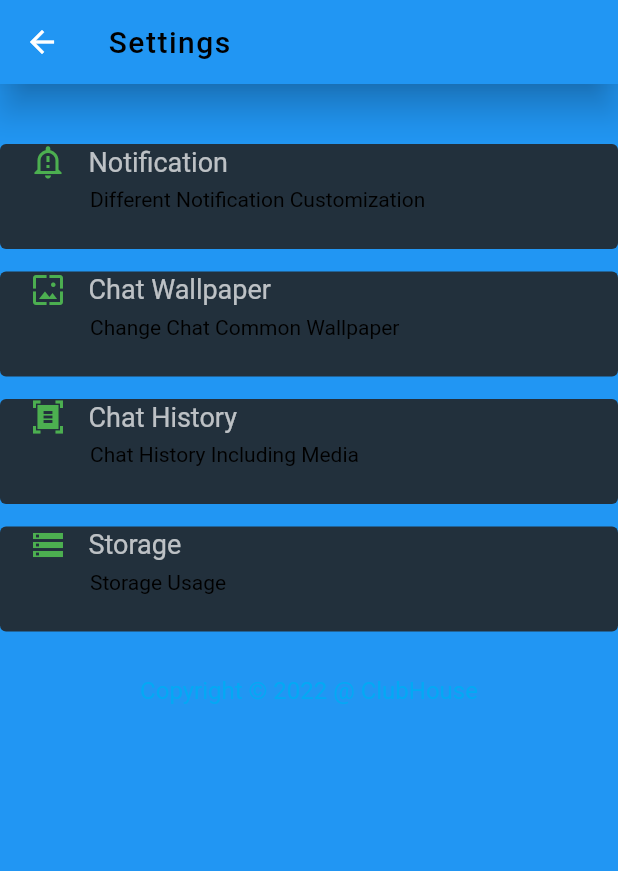
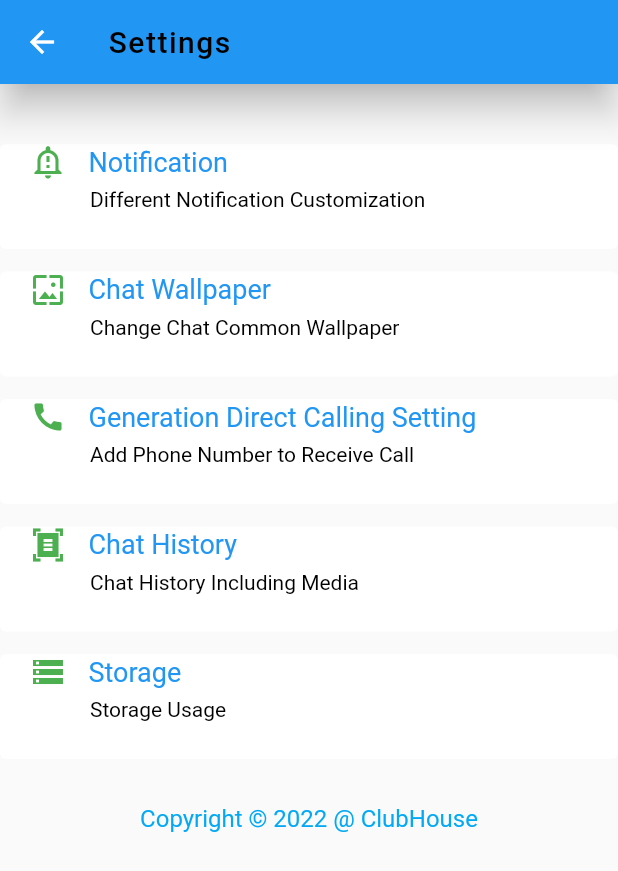
Before and after one commit to DavinderSingh-ds/clubhouse, a Flutter app: the SettingsWindow screen opened directly, on a phone screen of 412 x 824 dp. Shown: the top 871 px of the screen. Run offline on Flutter 3.47's test engine with Material 2 defaults, Android fonts, the phone set to English and light mode, and no system bars; our stand-ins replace cloud_firestore, dio, emoji_picker_flutter, file_picker, firebase_auth, firebase_core and 15 more; missing offline and left inert: circle_list, flutter_facebook_auth, pdf_viewer_plugin, record; accounts and stored records are empty; Roboto replaces fonts that are missing (Lora).

Commit message:
Changing_laout

```diff
--- a/lib/FrontEnd/MenuScreens/settings_screen.dart
+++ b/lib/FrontEnd/MenuScreens/settings_screen.dart
@@ -18,7 +18,6 @@ class _SettingsWindowState extends State<SettingsWindow> {
   @override
   Widget build(BuildContext context) {
     return Scaffold(
-      backgroundColor: Colors.blue,
       appBar: AppBar(
         elevation: 10.0,
         shadowColor: Colors.black,
@@ -49,13 +48,13 @@ class _SettingsWindowState extends State<SettingsWindow> {
               mainText: 'Chat Wallpaper',
               icon: Icons.wallpaper_outlined,
               smallDescription: 'Change Chat Common Wallpaper'),
-          // const SizedBox(
-          //   height: 15.0,
-          // ),
-          // everySettingsItem(
-          //     mainText: 'Generation Direct Calling Setting',
-          //     icon: Icons.call,
-          //     smallDescription: 'Add Phone Number to Receive Call'),
+          const SizedBox(
+            height: 15.0,
+          ),
+          everySettingsItem(
+              mainText: 'Generation Direct Calling Setting',
+              icon: Icons.call,
+              smallDescription: 'Add Phone Number to Receive Call'),
           const SizedBox(
             height: 15.0,
           ),
@@ -93,9 +92,6 @@ class _SettingsWindowState extends State<SettingsWindow> {
       required String smallDescription}) {
     return OpenContainer(
       closedElevation: 0.0,
-      openColor: const Color.fromRGBO(34, 48, 60, 1),
-      middleColor: const Color.fromRGBO(34, 48, 60, 1),
-      closedColor: const Color.fromRGBO(34, 48, 60, 1),
       transitionType: ContainerTransitionType.fadeThrough,
       transitionDuration: const Duration(milliseconds: 500),
       openBuilder: (_, __) {
@@ -147,7 +143,7 @@ class _SettingsWindowState extends State<SettingsWindow> {
                     mainText,
                     style: const TextStyle(
                       fontSize: 18.0,
-                      color: Colors.white70,
+                      color: Colors.blue,
                     ),
                   )
                 ],
--- a/lib/FrontEnd/NewUserEntry/new_user_entry.dart
+++ b/lib/FrontEnd/NewUserEntry/new_user_entry.dart
@@ -34,7 +34,7 @@ class _TakePrimaryUserDataState extends State<TakePrimaryUserData> {
   Widget build(BuildContext context) {
     return SafeArea(
         child: Scaffold(
-      backgroundColor: const Color.fromRGBO(34, 48, 60, 1),
+      backgroundColor: Colors.blue,
       body: LoadingOverlay(
         isLoading: _isLoading,
         child: Container(
--- a/lib/FrontEnd/Services/search_screen.dart
+++ b/lib/FrontEnd/Services/search_screen.dart
@@ -171,7 +171,7 @@ class _SearchScreenState extends State<SearchScreen> {
   Widget connectionShowUp(int index) {
     return Card(
       elevation: 1,
-      color: const Color.fromARGB(255, 129, 59, 241),
+      color: const Color.fromARGB(255, 120, 17, 255),
       child: Padding(
         padding: const EdgeInsets.all(8.0),
         child: Row(
```
Also changed, not shown: lib/FrontEnd/MainScreens/chatAndActivityScreen.dart (+16 -16 lines), lib/FrontEnd/MainScreens/main_screen.dart (+10 -11 lines).
